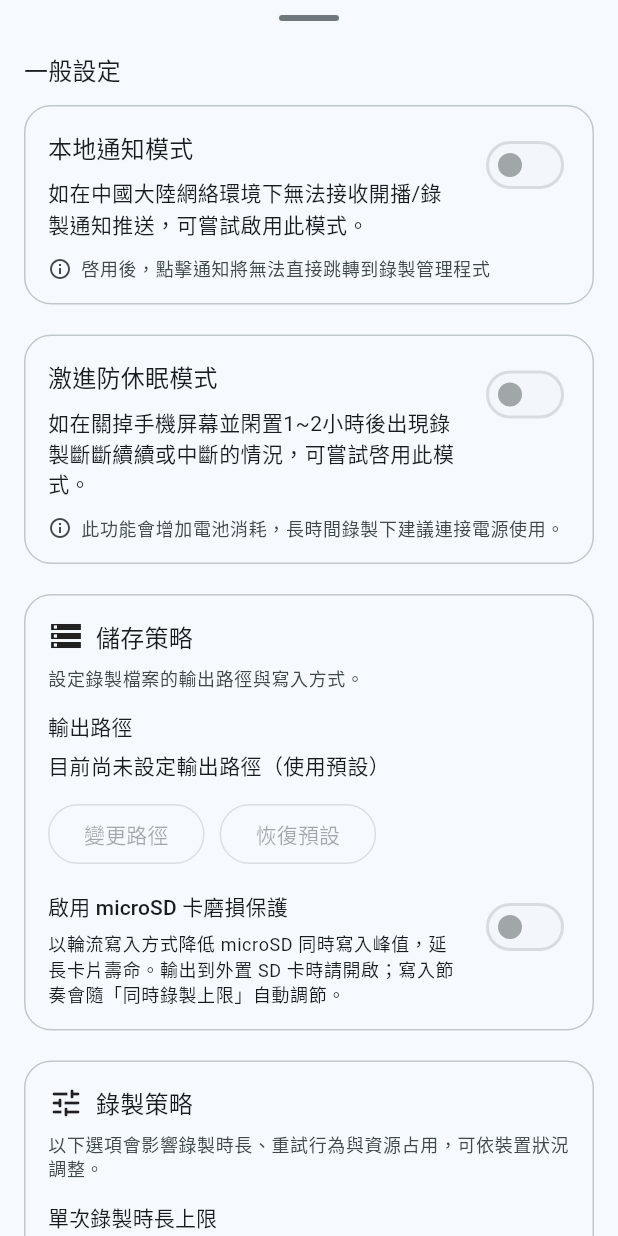
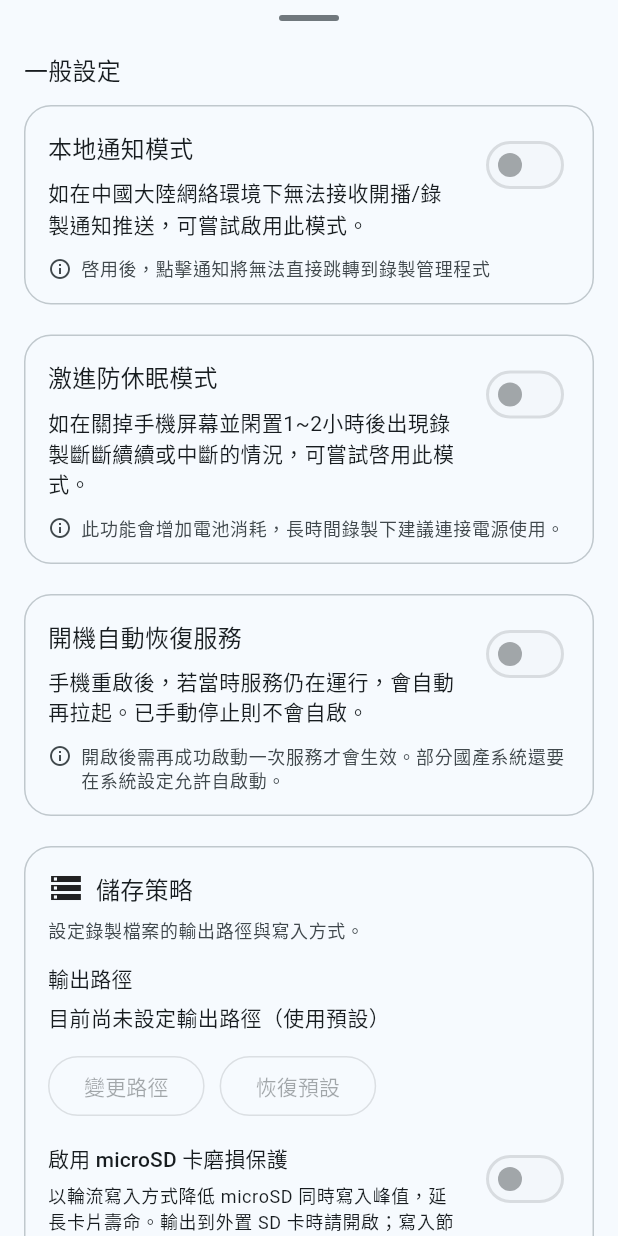
Before and after one commit to bilirec/bilirec-mobile, a Flutter app: the SettingsDrawerSheet widget shown alone on an empty page, opened directly with empty values, on a phone screen of 412 x 824 dp. Run offline on Flutter 3.47's test engine with Material 3 defaults, Android fonts, the light colour scheme and no system bars; our stand-ins replace connectivity_plus, device_info_plus, file_picker, flutter_local_notifications, permission_handler and 2 more; missing offline and left inert: android_intent_plus, dart:ffi, flutter_foreground_task, github_release_apk_updater, saf_stream, saf_util; accounts and stored records are empty.

Commit message:
feat: implement auto-run on boot feature with settings integration

```diff
--- a/lib/app/home_page.dart
+++ b/lib/app/home_page.dart
@@ -834,6 +834,7 @@ class _BilirecHomePageState extends State<BilirecHomePage>
         }
 
         final usingAntiSleep = await Preferences.getEnableAntiSleep();
+        final autoRunOnBoot = await Preferences.getEnableAutoRunOnBoot();
 
         FlutterForegroundTask.init(
           androidNotificationOptions: AndroidNotificationOptions(
@@ -851,7 +852,7 @@ class _BilirecHomePageState extends State<BilirecHomePage>
           ),
           foregroundTaskOptions: ForegroundTaskOptions(
             eventAction: ForegroundTaskEventAction.repeat(15000),
-            autoRunOnBoot: false,
+            autoRunOnBoot: autoRunOnBoot,
             autoRunOnMyPackageReplaced: true,
             allowWakeLock: true,
             allowWifiLock:
--- a/lib/app/widgets/settings_card.dart
+++ b/lib/app/widgets/settings_card.dart
@@ -81,6 +81,7 @@ class _SettingsDrawerSheetState extends State<SettingsDrawerSheet> {
 
   bool _useSsePush = false;
   bool _useAntiSleep = false;
+  bool _useAutoRunOnBoot = false;
   bool _microSdProtectionEnabled = false;
   bool _downloadingBootstrapLog = false;
   bool _exportingSubscriptionList = false;
@@ -129,6 +130,7 @@ class _SettingsDrawerSheetState extends State<SettingsDrawerSheet> {
     final outputPath = await Preferences.getOutputDir() ?? '';
     final useSsePush = await Preferences.getEnableSsePush();
     final useAntiSleep = await Preferences.getEnableAntiSleep();
+    final useAutoRunOnBoot = await Preferences.getEnableAutoRunOnBoot();
     final managedEnvironmentSettings =
         await Preferences.getManagedEnvironmentSettings();
     final developEnvironmentSettings =
@@ -138,6 +140,7 @@ class _SettingsDrawerSheetState extends State<SettingsDrawerSheet> {
     setState(() {
       _useSsePush = useSsePush;
       _useAntiSleep = useAntiSleep;
+      _useAutoRunOnBoot = useAutoRunOnBoot;
       _microSdProtectionEnabled =
           isSequentialWriteEnabled(managedEnvironmentSettings);
       _developEnvironmentSettings = developEnvironmentSettings;
@@ -227,6 +230,14 @@ class _SettingsDrawerSheetState extends State<SettingsDrawerSheet> {
     if (!mounted) return;
     setState(() {
       _useAntiSleep = enabled;
+    });
+  }
+
+  Future<void> _setAutoRunOnBootEnabled(bool enabled) async {
+    await Preferences.setEnableAutoRunOnBoot(enabled);
+    if (!mounted) return;
+    setState(() {
+      _useAutoRunOnBoot = enabled;
     });
   }
 
@@ -1301,6 +1312,22 @@ class _SettingsDrawerSheetState extends State<SettingsDrawerSheet> {
                         text: _useAntiSleep
                             ? l10n.tr('antiSleepEnabledHint')
                             : l10n.tr('antiSleepDisabledHint'),
+                      ),
+                    ],
+                  ),
+                  const SizedBox(height: 20),
+                  SettingsSectionCard(
+                    children: [
+                      SettingsSwitchRow(
+                        title: l10n.tr('autoRunOnBootTitle'),
+                        description: l10n.tr('autoRunOnBootDescription'),
+                        value: _useAutoRunOnBoot,
+                        enabled: widget.controlsEnabled,
+                        onChanged: _setAutoRunOnBootEnabled,
+                      ),
+                      const SizedBox(height: 12),
+                      SettingsHint(
+                        text: l10n.tr('autoRunOnBootHint'),
                       ),
                     ],
                   ),
--- a/lib/l10n/app_localizations.dart
+++ b/lib/l10n/app_localizations.dart
@@ -184,6 +184,11 @@ class AppLocalizations {
       'antiSleepDescription': '如在關掉手機屏幕並閑置1~2小時後出現錄製斷斷續續或中斷的情況，可嘗試啓用此模式。',
       'antiSleepDisabledHint': '此功能會增加電池消耗，長時間錄製下建議連接電源使用。',
       'antiSleepEnabledHint': '通知欄標題顯示 ⚡ 即代表防休眠已生效。',
+      'autoRunOnBootTitle': '開機自動恢復服務',
+      'autoRunOnBootDescription':
+          '手機重啟後，若當時服務仍在運行，會自動再拉起。已手動停止則不會自啟。',
+      'autoRunOnBootHint':
+          '開啟後需再成功啟動一次服務才會生效。部分國產系統還要在系統設定允許自啟動。',
       'recordingPolicyTitle': '錄製策略',
       'recordingPolicyDescription': '以下選項會影響錄製時長、重試行為與資源占用，可依裝置狀況調整。',
       'maxRecordingHoursTitle': '單次錄製時長上限',
@@ -374,6 +379,11 @@ class AppLocalizations {
       'antiSleepDescription': '如在关掉手机屏幕并闲置1~2小时后出现录制断断续续或中断的情况，可尝试启用此模式。',
       'antiSleepDisabledHint': '此功能会增加电池消耗，长时间录制下建议连接电源使用。',
       'antiSleepEnabledHint': '通知栏标题显示 ⚡ 即代表防休眠已生效。',
+      'autoRunOnBootTitle': '开机自动恢复服务',
+      'autoRunOnBootDescription':
+          '手机重启后，若当时服务仍在运行，会自动再拉起。已手动停止则不会自启。',
+      'autoRunOnBootHint':
+          '开启后需再成功启动一次服务才会生效。部分国产系统还要在系统设置允许自启动。',
       'recordingPolicyTitle': '录制策略',
       'recordingPolicyDescription': '以下选项会影响录制时长、重试行为与资源占用，可按设备状态调整。',
       'maxRecordingHoursTitle': '单次录制时长上限',
--- a/lib/shared/preferences.dart
+++ b/lib/shared/preferences.dart
@@ -7,6 +7,7 @@ const String _stoppedByUserKey = 'stopped_by_user';
 const String _localeCodeKey = 'locale_code';
 const String _enableSsePushKey = 'enable_sse_push';
 const String _enableAntiSleepKey = 'enable_antisleep';
+const String _enableAutoRunOnBootKey = 'enable_auto_run_on_boot';
 const String _skippedUpdateVersionKey = 'skipped_update_version';
 const String _managedEnvironmentSettingsKey = 'managed_environment_settings';
 const String _developEnvironmentSettingsKey = 'develop_environment_settings';
@@ -72,6 +73,16 @@ sealed class Preferences {
   static Future<bool> getEnableAntiSleep() async {
     final prefs = _prefs;
     return await prefs.getBool(_enableAntiSleepKey) ?? false;
+  }
+
+  static Future<void> setEnableAutoRunOnBoot(bool value) async {
+    final prefs = _prefs;
+    await prefs.setBool(_enableAutoRunOnBootKey, value);
+  }
+
+  static Future<bool> getEnableAutoRunOnBoot() async {
+    final prefs = _prefs;
+    return await prefs.getBool(_enableAutoRunOnBootKey) ?? false;
   }
 
   static Future<void> setSkippedUpdateVersion(String? version) async {
```
Also changed, not shown: 1 other file.
